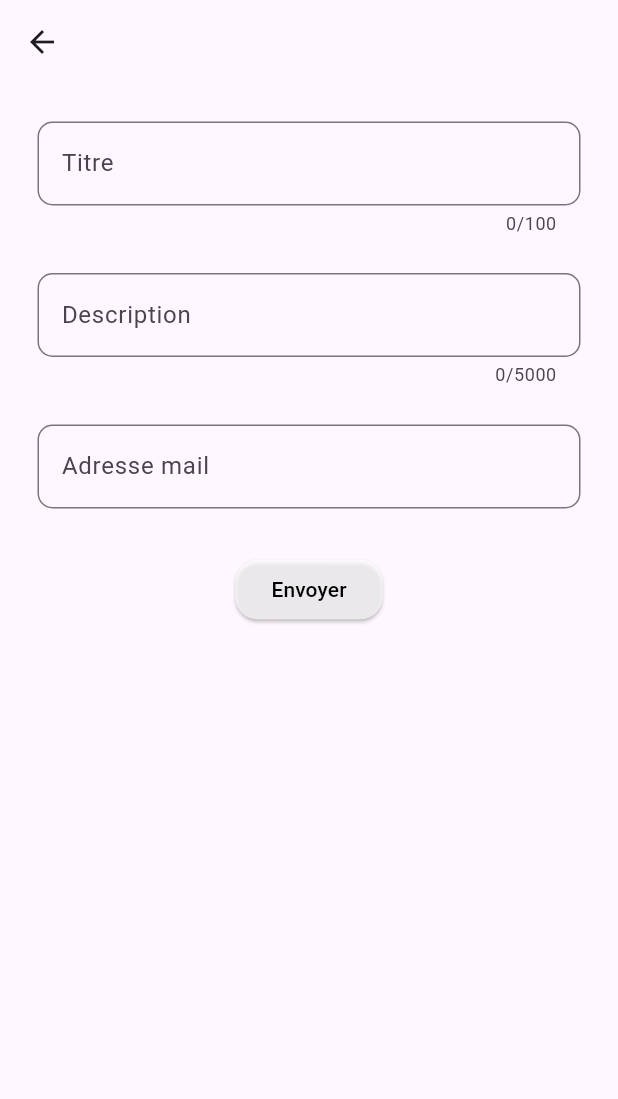
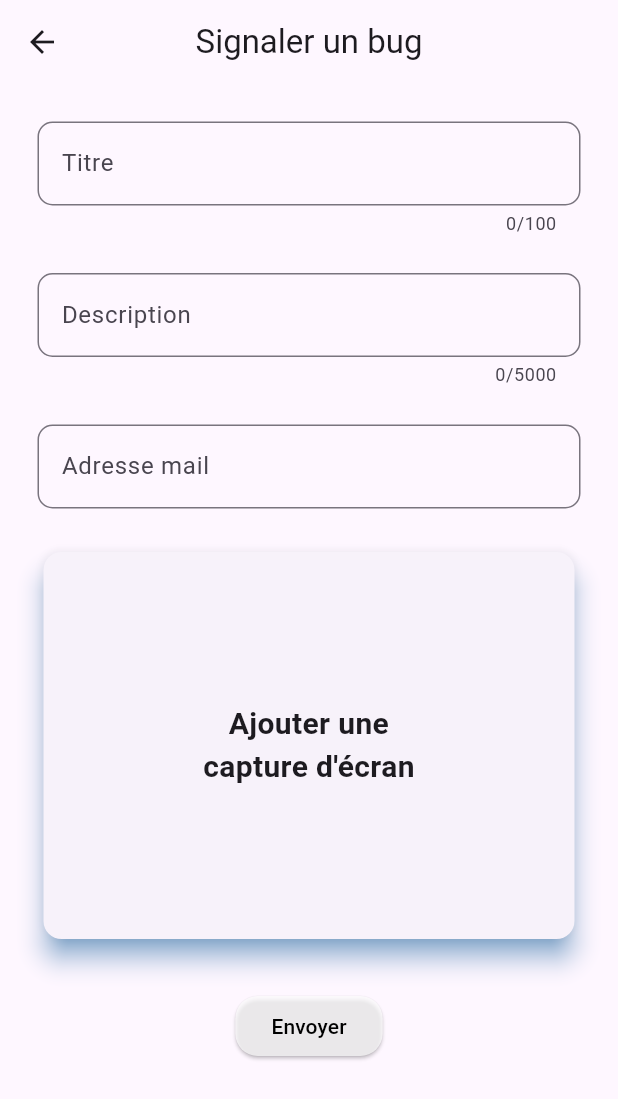
Before and after one commit to el2zay/anonity_ui, a Flutter app: the ReportPage screen opened directly, on a phone screen of 412 x 824 dp. Shown: the top 1099 px of the screen. Run offline on Flutter 3.47's test engine with Material 3 defaults, Android fonts, the light colour scheme and no system bars; our stand-ins replace expandable_text, flutter_dotenv, lucide_icons, qr_flutter, shared_preferences; missing offline and left inert: qr_code_scanner; accounts and stored records are empty; network calls fail.

Commit message:
Ajout de quelques petits trucs pour demain

```diff
--- a/lib/pages/post.dart
+++ b/lib/pages/post.dart
@@ -123,6 +123,8 @@ class _PostPageState extends State<PostPage> {
                   ),
                 ),
                 maxLength: 5000,
+                // TODO Ne pas pouvoir sauter plus de 2 lignes à la fois
+
                 style: const TextStyle(fontSize: 16),
                 keyboardType: TextInputType.multiline,
                 maxLines: null,
--- a/lib/pages/report.dart
+++ b/lib/pages/report.dart
@@ -13,7 +13,10 @@ class _ReportPageState extends State<ReportPage> {
   @override
   Widget build(BuildContext context) {
     return Scaffold(
-      appBar: AppBar(),
+      appBar: AppBar(
+        title: const Text("Signaler un bug"),
+        centerTitle: true,
+      ),
       body: SingleChildScrollView(
         child: Container(
           margin: const EdgeInsets.all(25),
@@ -71,8 +74,26 @@ class _ReportPageState extends State<ReportPage> {
                   return null;
                 },
               ),
+              const SizedBox(height: 25),
+              // TODO: Pouvoir inclure des captures
+              Card(
+                elevation: 7,
+                shadowColor: Colors.blue,
+                child: Container(
+                  margin: const EdgeInsets.all(100),
+                  child: const Column(
+                    children: [
+                      Text("Ajouter une capture d'écran",
+                          style: TextStyle(
+                            fontSize: 20,
+                            fontWeight: FontWeight.bold,
+                          ),
+                          textAlign: TextAlign.center),
+                    ],
+                  ),
+                ),
+              ),
               const SizedBox(height: 30),
-              // TODO: Pouvoir inclure des captures
               ElevatedButton(
                 onPressed: () {
                   if (_formKey.currentState!.validate()) {
```
Also changed, not shown: lib/pages/home.dart (+23 -5 lines), lib/src/requests.dart (+22 -0 lines), 1 other file.
